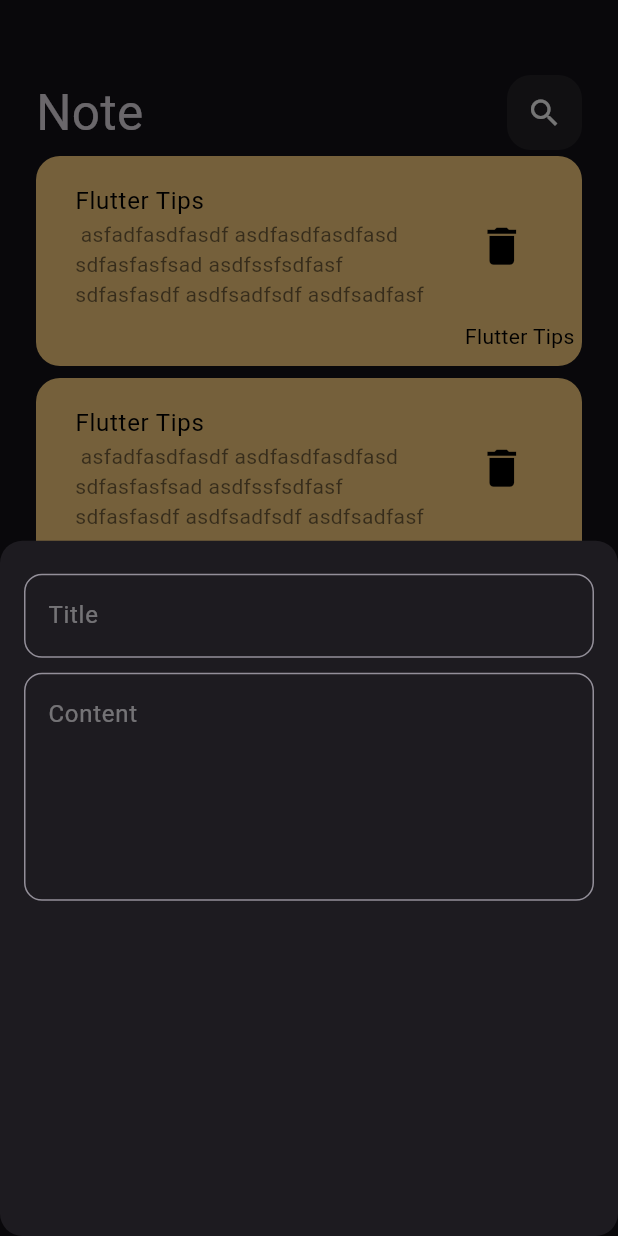
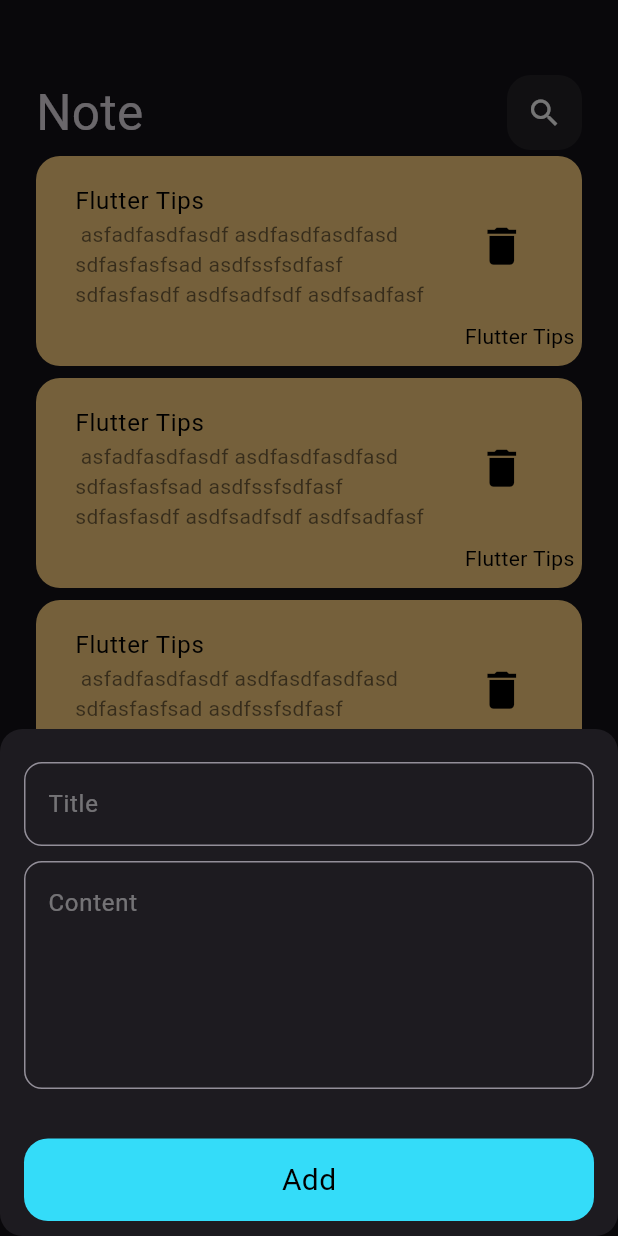
Before and after one commit to Abdualsslam/note_app, a Flutter app: the screen it shows after launch, after a tap on the "add" icon, on a phone screen of 412 x 824 dp. Run offline on Flutter 3.47's test engine with Material 3 defaults, Android fonts, the phone set to English and light mode, and no system bars.

```diff
--- a/app_note/lib/main.dart
+++ b/app_note/lib/main.dart
@@ -1,4 +1,4 @@
-import 'package:app_note/view/note_view.dart';
+import 'package:app_note/view/notes_view.dart';
 import 'package:flutter/material.dart';
 
 void main() {
@@ -13,7 +13,7 @@ class NotesApp extends StatelessWidget {
     return MaterialApp(
       debugShowCheckedModeBanner: false,
       theme: ThemeData(brightness: Brightness.dark),
-      home: const NoteView(),
+      home: const NotesView(),
     );
   }
 }
--- /dev/null
+++ b/app_note/lib/view/edit_note_view.dart
@@ -0,0 +1,11 @@
+import 'package:app_note/view/widgets/edit_note_view_body.dart';
+import 'package:flutter/material.dart';
+
+class EditNoteView extends StatelessWidget {
+  const EditNoteView({super.key});
+
+  @override
+  Widget build(BuildContext context) {
+    return const EditNoteViewBody();
+  }
+}
--- a/app_note/lib/view/note_view.dart
+++ b/app_note/lib/view/notes_view.dart
@@ -2,8 +2,8 @@ import 'package:app_note/view/widgets/floaing_button.dart';
 import 'package:app_note/view/widgets/notes_view_body.dart';
 import 'package:flutter/material.dart';
 
-class NoteView extends StatelessWidget {
-  const NoteView({super.key});
+class NotesView extends StatelessWidget {
+  const NotesView({super.key});
 
   @override
   Widget build(BuildContext context) {
@@ -11,11 +11,20 @@ class NoteView extends StatelessWidget {
       floatingActionButton: FloatingActionButton(
         onPressed: () {
           showModalBottomSheet(
+            isScrollControlled: true,
             shape:
                 RoundedRectangleBorder(borderRadius: BorderRadius.circular(15)),
             context: context,
             builder: (context) {
-              return const FloatingButton();
+              return SingleChildScrollView(
+                  child: Padding(
+                padding: EdgeInsets.only(
+                  bottom: MediaQuery.of(context)
+                      .viewInsets
+                      .bottom, // يحدد حافة للجزء السفلي بحجم لوحة المفاتيح
+                ),
+                child: const FloatingButton(),
+              ));
             },
           );
         },
--- /dev/null
+++ b/app_note/lib/view/widgets/custom_button.dart
@@ -0,0 +1,22 @@
+import 'package:flutter/material.dart';
+
+class CustomButton extends StatelessWidget {
+  const CustomButton({super.key});
+
+  @override
+  Widget build(BuildContext context) {
+    return Container(
+      width: MediaQuery.of(context).size.width,
+      height: 55,
+      decoration: BoxDecoration(
+          color: const Color.fromARGB(255, 52, 220, 249),
+          borderRadius: BorderRadius.circular(16)),
+      child: const Center(
+        child: Text(
+          'Add',
+          style: TextStyle(fontSize: 20, color: Colors.black),
+        ),
+      ),
+    );
+  }
+}
--- /dev/null
+++ b/app_note/lib/view/widgets/edit_note_view_body.dart
@@ -0,0 +1,10 @@
+import 'package:flutter/material.dart';
+
+class EditNoteViewBody extends StatelessWidget {
+  const EditNoteViewBody({super.key});
+
+  @override
+  Widget build(BuildContext context) {
+    return const Scaffold();
+  }
+}
--- a/app_note/lib/view/widgets/floaing_button.dart
+++ b/app_note/lib/view/widgets/floaing_button.dart
@@ -1,3 +1,4 @@
+import 'package:app_note/view/widgets/custom_button.dart';
 import 'package:app_note/view/widgets/custom_text_field.dart';
 import 'package:flutter/material.dart';
 
@@ -8,6 +9,7 @@ class FloatingButton extends StatelessWidget {
   Widget build(BuildContext context) {
     return const Padding(
       padding: EdgeInsets.symmetric(horizontal: 16),
+      child: SingleChildScrollView(
         child: Column(
           children: [
             SizedBox(
@@ -23,7 +25,16 @@ class FloatingButton extends StatelessWidget {
               hint: 'Content',
               maxLine: 5,
             ),
+            SizedBox(
+              height: 33,
+            ),
+            // Spacer(),
+            CustomButton(),
+            SizedBox(
+              height: 10,
+            ),
           ],
+        ),
       ),
     );
   }
--- a/app_note/lib/view/widgets/note_item.dart
+++ b/app_note/lib/view/widgets/note_item.dart
@@ -1,3 +1,4 @@
+import 'package:app_note/view/edit_note_view.dart';
 import 'package:flutter/material.dart';
 
 class NoteItem extends StatelessWidget {
@@ -5,7 +6,15 @@ class NoteItem extends StatelessWidget {
 
   @override
   Widget build(BuildContext context) {
-    return Container(
+    return GestureDetector(
+      onTap: () {
+        Navigator.push(
+            context,
+            MaterialPageRoute(
+              builder: (context) => EditNoteView(),
+            ));
+      },
+      child: Container(
         padding: const EdgeInsets.only(top: 10, bottom: 10, left: 10, right: 5),
         decoration: BoxDecoration(
           borderRadius: BorderRadius.circular(16),
@@ -37,6 +46,7 @@ class NoteItem extends StatelessWidget {
             ),
           ],
         ),
+      ),
     );
   }
 }
```
Lines whose indentation alone changed are shown as unchanged.
